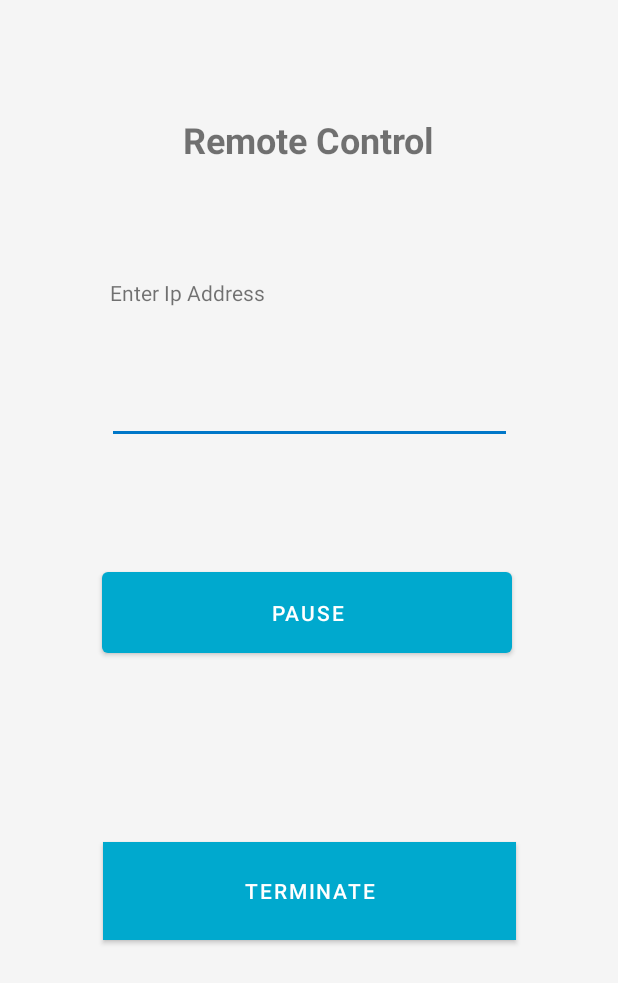
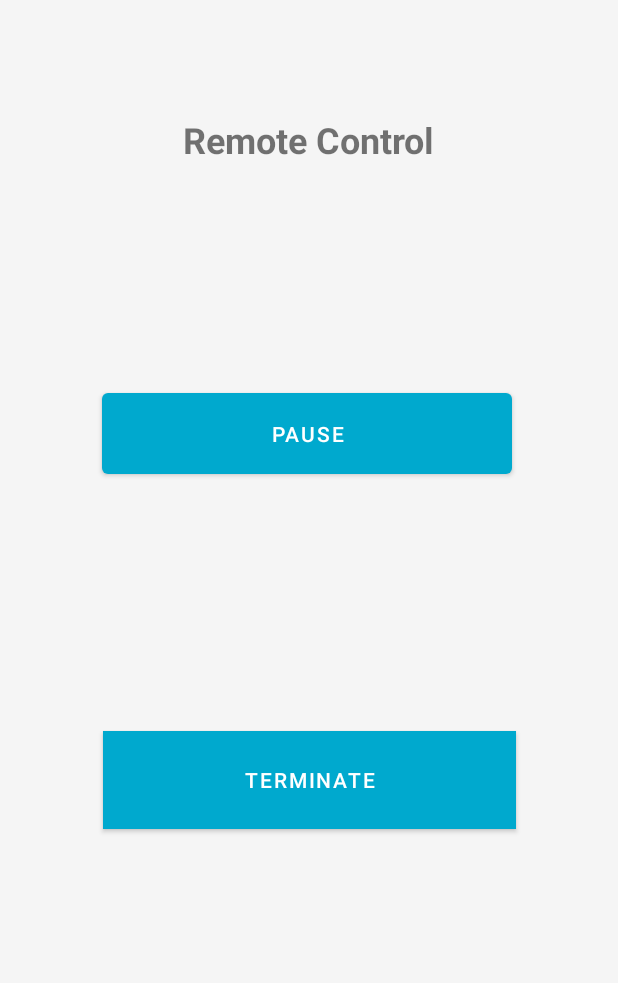
Before and after one commit to surya-kiran27/BotControlV2, an Android app: the Remote screen opened directly, with no data from a screen before it, on a phone screen of 412 x 824 dp. Shown: the top 983 px of the screen. Run offline under Robolectric (Android 15) with nearby library versions, the phone set to English and light mode, and no system bars; our stand-ins replace Volley; network calls fail; 1 statement that could not run was skipped.

```diff
--- a/app/src/main/java/no/nordicsemi/android/blinky/Remote.java
+++ b/app/src/main/java/no/nordicsemi/android/blinky/Remote.java
@@ -2,6 +2,9 @@ package no.nordicsemi.android.blinky;
 
 import androidx.appcompat.app.AppCompatActivity;
 
+import android.content.Context;
+import android.net.nsd.NsdManager;
+import android.net.nsd.NsdServiceInfo;
 import android.os.Bundle;
 import android.text.Editable;
 import android.text.TextWatcher;
@@ -13,24 +16,35 @@ import android.widget.Toast;
 import com.android.volley.Request;
 import com.android.volley.toolbox.StringRequest;
 
+import java.io.IOException;
+import java.net.InetAddress;
+import java.net.ServerSocket;
 import java.util.Timer;
 import java.util.TimerTask;
 
 public class Remote extends AppCompatActivity {
     private int botState = 1;
+    String ipAddress = "";
     private Button botStateButton;
     private Button stop;
-    private EditText editText;
     private String stateUrl;
     private Timer timer;
+    NsdManager.DiscoveryListener mDiscoveryListener;
+    String mServiceName;
+    NsdServiceInfo mServiceInfo;
+    ServerSocket mServerSocket;
+    int mLocalPort;
+    NsdManager mNsdManager;
+    final String TAG = "---Networking";
+    final String SERVICE_TYPE = "_http._tcp.";
+
     @Override
     protected void onCreate(Bundle savedInstanceState) {
         super.onCreate(savedInstanceState);
         setContentView(R.layout.activity_remote);
         botStateButton = findViewById(R.id.buttonState);
         stop = findViewById(R.id.stop);
-        editText = findViewById(R.id.ipAddress2);
-        stateUrl = "http://" + editText.getText() + "/start/";
+        stateUrl = "http://" + ipAddress + "/start/";
         timer = new Timer();
         TimerTask task = new TimerTask() {
             @Override
@@ -42,24 +56,6 @@ public class Remote extends AppCompatActivity {
                 RequestSingleton.getInstance(getApplicationContext()).addToRequestQueue(mStringRequest2);
             }
         };
-        editText.addTextChangedListener(new TextWatcher() {
-
-            @Override
-            public void afterTextChanged(Editable s) {
-            }
-
-            @Override
-            public void beforeTextChanged(CharSequence s, int start,
-                                          int count, int after) {
-            }
-
-            @Override
-            public void onTextChanged(CharSequence s, int start,
-                                      int before, int count) {
-                if (s.length() != 0)
-                    stateUrl = "http://" + s + "/start/";
-            }
-        });
         timer.schedule(task, 0, 1500); // 60000 is time in ms
         botStateButton.setOnClickListener(v -> {
             if (botState == 0) {
@@ -75,6 +71,16 @@ public class Remote extends AppCompatActivity {
                 showToast("Bot already in stop state");
             }
         });
+        try {
+            mServerSocket = new ServerSocket(0);
+        } catch (IOException e) {
+            // TODO Auto-generated catch block
+            e.printStackTrace();
+        }
+        // Store the chosen port.
+        mLocalPort = mServerSocket.getLocalPort();
+
+        registerService(mLocalPort);
     }
 
     @Override
@@ -108,4 +114,103 @@ public class Remote extends AppCompatActivity {
     private void showToast(String errorString) {
         Toast.makeText(getApplicationContext(), errorString, Toast.LENGTH_SHORT).show();
     }
+
+    public void registerService(int port) {
+        // Create the NsdServiceInfo object, and populate it.
+        mServiceInfo = new NsdServiceInfo();
+
+        // The name is subject to change based on conflicts
+        // with other services advertised on the same network.
+        mServiceInfo.setServiceName("NsdChat");
+        mServiceInfo.setServiceType("_workstation._tcp.");
+        mServiceInfo.setPort(port);
+
+        mNsdManager = (NsdManager) getApplicationContext().getSystemService(Context.NSD_SERVICE);
+
+        initializeDiscoveryListener();
+        mNsdManager.discoverServices(
+                SERVICE_TYPE, NsdManager.PROTOCOL_DNS_SD, mDiscoveryListener);
+    }
+
+
+    public void initializeDiscoveryListener() {
+
+        // Instantiate a new DiscoveryListener
+        mDiscoveryListener = new NsdManager.DiscoveryListener() {
+
+            //  Called as soon as service discovery begins.
+            @Override
+            public void onDiscoveryStarted(String regType) {
+                Log.d(TAG, "Service discovery started");
+                showToast("Searching for esp32.....");
+
+            }
+
+            @Override
+            public void onServiceFound(NsdServiceInfo service) {
+                // A service was found!  Do something with it.
+                Log.d(TAG, "Service discovery success: " + service);
+                if (!service.getServiceType().equals(SERVICE_TYPE)) {
+                    // Service type is the string containing the protocol and
+                    // transport layer for this service.
+                    Log.d(TAG, "Unknown Service Type: " + service.getServiceType());
+                } else if (service.getServiceName().equals(mServiceName)) {
+                    // The name of the service tells the user what they'd be
+                    // connecting to. It could be "Bob's Chat App".
+                    Log.d(TAG, "Same machine: " + mServiceName);
+                } else if (service.getServiceName().contains("esp32")) {
+                    mNsdManager.resolveService(service, new NsdManager.ResolveListener() {
+
+                        @Override
+                        public void onServiceResolved(NsdServiceInfo serviceInfo) {
+                            // TODO Auto-generated method stub
+                            mServiceInfo = serviceInfo;
+
+                            // Port is being returned as 9. Not needed.
+                            //int port = mServiceInfo.getPort();
+
+                            InetAddress host = mServiceInfo.getHost();
+                            ipAddress = host.getHostAddress();
+                            stateUrl = "http://" + ipAddress + "/start/";
+                            showToast("esp32 found at " + ipAddress);
+                            Log.d("NSD", "Resolved address = " + ipAddress);
+                        }
+
+                        @Override
+                        public void onResolveFailed(NsdServiceInfo serviceInfo, int errorCode) {
+                            // TODO Auto-generated method stub
+                            Log.d(TAG, "Service resolve failed!");
+                            showToast("failed to find esp32");
+
+                        }
+
+                    });
+                }
+            }
+
+            @Override
+            public void onServiceLost(NsdServiceInfo service) {
+                // When the network service is no longer available.
+                // Internal bookkeeping code goes here.
+                Log.e(TAG, "service lost: " + service);
+            }
+
+            @Override
+            public void onDiscoveryStopped(String serviceType) {
+                Log.i(TAG, "Discovery stopped: " + serviceType);
+            }
+
+            @Override
+            public void onStartDiscoveryFailed(String serviceType, int errorCode) {
+                Log.e(TAG, "Discovery failed: Error code: " + errorCode);
+                mNsdManager.stopServiceDiscovery(this);
+            }
+
+            @Override
+            public void onStopDiscoveryFailed(String serviceType, int errorCode) {
+                Log.e(TAG, "Discovery failed: Error code: " + errorCode);
+                mNsdManager.stopServiceDiscovery(this);
+            }
+        };
+    }
 }
--- a/app/src/main/res/layout/activity_remote.xml
+++ b/app/src/main/res/layout/activity_remote.xml
@@ -30,7 +30,7 @@
         app:layout_constraintHorizontal_bias="0.492"
         app:layout_constraintStart_toStartOf="parent"
         app:layout_constraintTop_toBottomOf="@+id/textView6"
-        app:layout_constraintVertical_bias="0.41" />
+        app:layout_constraintVertical_bias="0.226" />
 
     <Button
         android:id="@+id/stop"
@@ -45,28 +45,4 @@
         app:layout_constraintTop_toBottomOf="@+id/buttonState"
         app:layout_constraintVertical_bias="0.379" />
 
-    <TextView
-        android:id="@+id/textView10"
-        android:layout_width="273dp"
-        android:layout_height="26dp"
-        android:layout_marginTop="76dp"
-        android:text="@string/enter_ip_address"
-        app:layout_constraintEnd_toEndOf="parent"
-        app:layout_constraintHorizontal_bias="0.53"
-        app:layout_constraintStart_toStartOf="parent"
-        app:layout_constraintTop_toBottomOf="@+id/textView6" />
-
-    <EditText
-        android:id="@+id/ipAddress2"
-        android:layout_width="270dp"
-        android:layout_height="41dp"
-        android:layout_marginTop="15dp"
-        android:ems="10"
-        android:inputType="textPersonName"
-        app:layout_constraintBottom_toTopOf="@+id/buttonState"
-        app:layout_constraintEnd_toEndOf="parent"
-        app:layout_constraintHorizontal_bias="0.503"
-        app:layout_constraintStart_toStartOf="parent"
-        app:layout_constraintTop_toBottomOf="@+id/textView10"
-        app:layout_constraintVertical_bias="0.263" />
 </androidx.constraintlayout.widget.ConstraintLayout>
```
Also changed, not shown: app/src/main/java/no/nordicsemi/android/blinky/ui/CreateProject.java (+129 -92 lines), app/src/main/java/no/nordicsemi/android/blinky/ui/NetworkSniffTask.java (added, +71 -0 lines), app/src/main/res/layout/activity_create_project.xml (+0 -23 lines).
